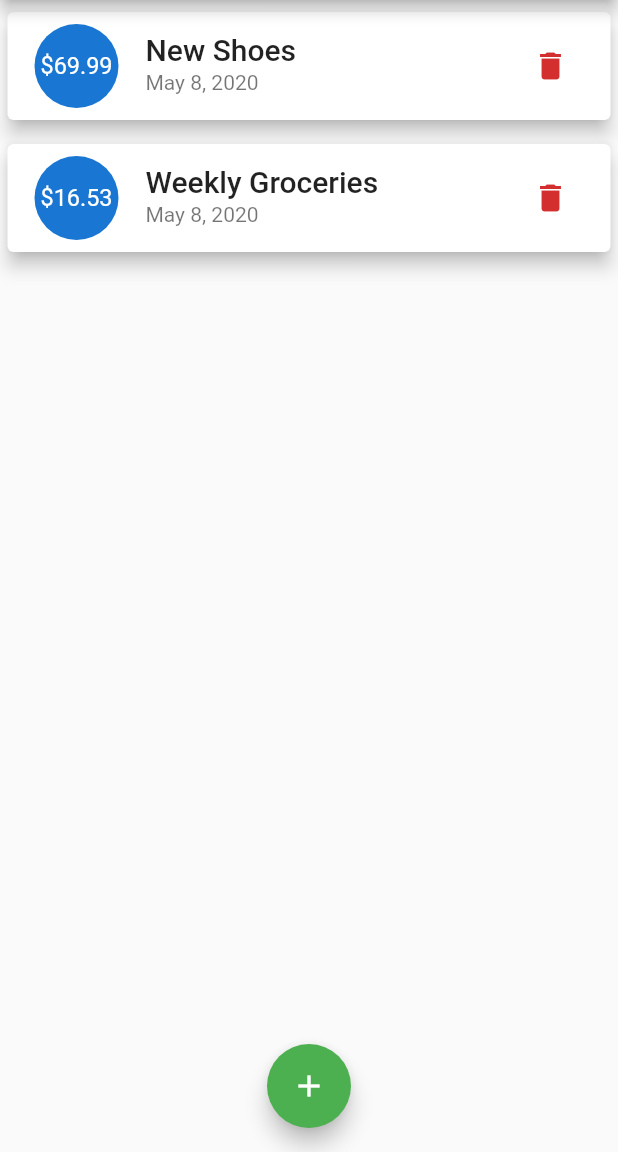
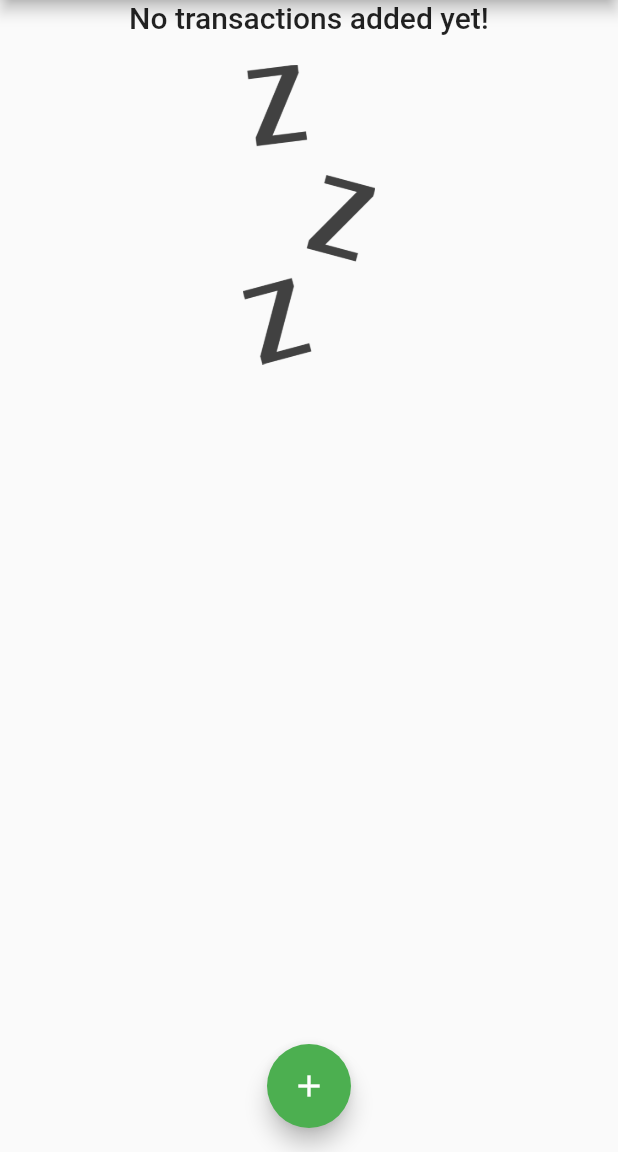
Before and after one commit to baru95/polskie_parki_narodowe, a Flutter app: the NewsList screen opened directly, on a phone screen of 412 x 824 dp, the part 84-1236 px from its top. Run offline on Flutter 3.47's test engine with Material 2 defaults, Android fonts, the phone set to English and light mode, and no system bars; our stand-ins replace carousel_slider, google_maps_flutter; network calls fail.

Commit message:
add news transaction

```diff
--- a/lib/models/news_model.dart
+++ b/lib/models/transaction.dart
@@ -1,12 +1,12 @@
 import 'package:flutter/foundation.dart';
 
-class News {
+class Transaction {
   final String id;
   final String title;
   final double amount;
   final DateTime date;
 
-  News(
+  Transaction(
       {@required this.id,
       @required this.title,
       @required this.amount,
--- a/lib/widgets/home/news_list.dart
+++ b/lib/widgets/home/news_list.dart
@@ -1,5 +1,5 @@
 import 'package:flutter/material.dart';
-import '../../models/news_model.dart';
+import '../../models/transaction.dart';
 import 'new_transaction.dart';
 import 'transaction_list.dart';
 
@@ -9,24 +9,24 @@ class NewsList extends StatefulWidget {
 }
 
 class _NewsListState extends State<NewsList> {
-  final List<News> _userTransactions = [
-    News(
-      id: 't1',
-      title: 'New Shoes',
-      amount: 69.99,
-      date: DateTime.now(),
-    ),
-    News(
-      id: 't2',
-      title: 'Weekly Groceries',
-      amount: 16.53,
-      date: DateTime.now(),
-    ),
+  final List<Transaction> _userTransactions = [
+    // Transaction(
+    //   id: 't1',
+    //   title: 'New Shoes',
+    //   amount: 69.99,
+    //   date: DateTime.now(),
+    // ),
+    // Transaction(
+    //   id: 't2',
+    //   title: 'Weekly Groceries',
+    //   amount: 16.53,
+    //   date: DateTime.now(),
+    // ),
   ];
 
   void _addNewTransaction(
       String txTitle, double txAmount, DateTime chosenDate) {
-    final newTx = News(
+    final newTx = Transaction(
       title: txTitle,
       amount: txAmount,
       date: chosenDate,
--- a/lib/widgets/home/transaction_list.dart
+++ b/lib/widgets/home/transaction_list.dart
@@ -1,11 +1,9 @@
 import 'package:flutter/material.dart';
 import 'package:intl/intl.dart';
-import '../../models/news_model.dart';
-
-
+import '../../models/transaction.dart';
 
 class TransactionList extends StatelessWidget {
-  final List<News> transactions;
+  final List<Transaction> transactions;
   final Function deleteTx;
 
   TransactionList(this.transactions, this.deleteTx);
```
